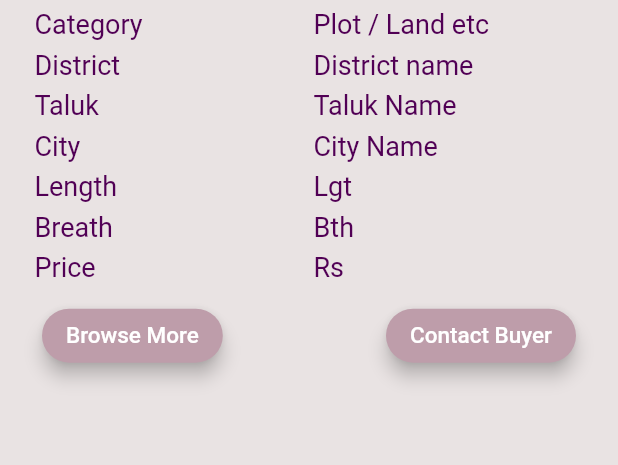
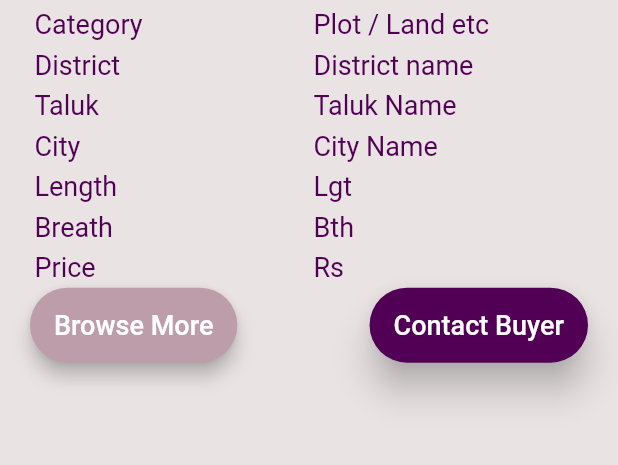
Before and after one commit to JohnNixon6972/Property_app, a Flutter app: the requestPropertyDetails screen opened by its route, on a phone screen of 412 x 824 dp, the part 603-1068 px from its top. Run offline on Flutter 3.47's test engine with Material 2 defaults, Android fonts, the phone set to English and light mode, and no system bars; drawn by our look-alikes of cached_network_image; our stand-ins replace avatar_glow, cloud_firestore, dotted_border, double_back_to_close_app, firebase_auth, firebase_core and 12 more; missing offline and left inert: country_state_city_picker, email_auth, emojis, firebase_phone_auth_handler, open_mail_app; accounts and stored records are empty; network calls fail; statements that could not run were skipped.

Commit message:
updated requested property details screen

```diff
--- a/lib/screens/requestPropertyDetails.dart
+++ b/lib/screens/requestPropertyDetails.dart
@@ -232,57 +232,12 @@ class _requestPropertyDetailsState extends State<requestPropertyDetails> {
                     ),
                     Row(
                       children: [
-                        Padding(
-                          padding: const EdgeInsets.all(8.0),
-                          child: ElevatedButton(
-                            onPressed: () async {
-                              Navigator.pushNamed(context, raiseAnIssue.id);
-                            },
-                            child: const Text(
-                              'Browse More',
-                              style: TextStyle(
-                                color: Colors.white,
-                                fontSize: 15,
-                                // fontWeight: FontWeight.bold,
-                              ),
-                            ),
-                            style: ElevatedButton.styleFrom(
-                              elevation: 5,
-                              primary: kBottomNavigationBackgroundColor,
-                              shape: RoundedRectangleBorder(
-                                borderRadius: BorderRadius.circular(25),
-                              ),
-                            ),
-                          ),
+                        const button(
+                          title: 'Browse More',
                         ),
                         const Spacer(),
-                        Padding(
-                          padding: const EdgeInsets.all(8.0),
-                          child: ElevatedButton(
-                            onPressed: () async {
-                              var url = 'tel:6361125470'.toString();
-                              if (await canLaunchUrl(Uri.parse(url))) {
-                                await launchUrl(Uri.parse(url));
-                              } else {
-                                throw 'Could not launch $url';
-                              }
-                            },
-                            child: const Text(
-                              'Contact Buyer',
-                              style: TextStyle(
-                                color: Colors.white,
-                                fontSize: 15,
-                                // fontWeight: FontWeight.bold,
-                              ),
-                            ),
-                            style: ElevatedButton.styleFrom(
-                              elevation: 5,
-                              primary: kBottomNavigationBackgroundColor,
-                              shape: RoundedRectangleBorder(
-                                borderRadius: BorderRadius.circular(25),
-                              ),
-                            ),
-                          ),
+                        const button(
+                          title: 'Contact Buyer',
                         ),
                       ],
                     ),
@@ -291,6 +246,40 @@ class _requestPropertyDetailsState extends State<requestPropertyDetails> {
               ),
             ),
           ],
+        ),
+      ),
+    );
+  }
+}
+
+class button extends StatelessWidget {
+  final String title;
+  const button({required this.title});
+
+  @override
+  Widget build(BuildContext context) {
+    return SizedBox(
+      height: 50,
+      child: ElevatedButton(
+        onPressed: () async {
+          Navigator.pushNamed(context, raiseAnIssue.id);
+        },
+        child: Text(
+          title,
+          style: const TextStyle(
+            color: Colors.white,
+            fontSize: 18,
+            // fontWeight: FontWeight.bold,
+          ),
+        ),
+        style: ElevatedButton.styleFrom(
+          elevation: title == 'Contact Buyer' ? 10 : 5,
+          primary: title == 'Contact Buyer'
+              ? kHighlightedTextColor
+              : kBottomNavigationBackgroundColor,
+          shape: RoundedRectangleBorder(
+            borderRadius: BorderRadius.circular(25),
+          ),
         ),
       ),
     );
```
